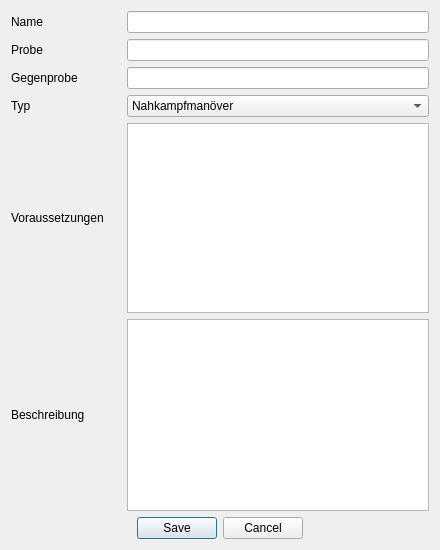
Old version of the form UI/DatenbankEditManoever.ui in the repository Aeolitus/Sephrasto.
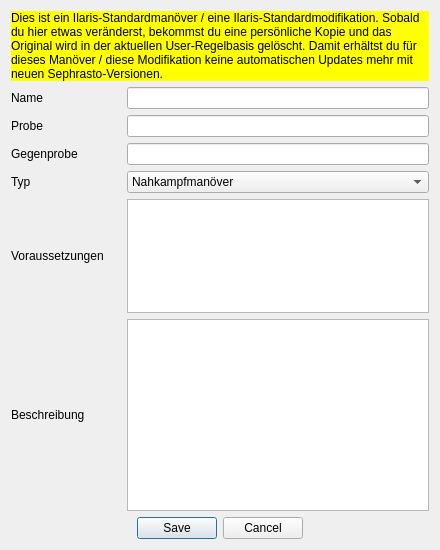
New version of the form.

Commit message: Added warning label to manöver edit form.

```diff
--- a/UI/DatenbankEditManoever.ui
+++ b/UI/DatenbankEditManoever.ui
@@ -19,20 +19,7 @@
   <layout class="QGridLayout" name="gridLayout_2">
    <item row="0" column="0">
     <layout class="QGridLayout" name="gridLayout">
-     <item row="4" column="0">
-      <widget class="QLabel" name="label_4">
-       <property name="minimumSize">
-        <size>
-         <width>110</width>
-         <height>0</height>
-        </size>
-       </property>
-       <property name="text">
-        <string>Voraussetzungen</string>
-       </property>
-      </widget>
-     </item>
-     <item row="5" column="1">
+     <item row="6" column="1">
       <widget class="QPlainTextEdit" name="textEdit">
        <property name="sizePolicy">
         <sizepolicy hsizetype="Expanding" vsizetype="MinimumExpanding">
@@ -42,47 +29,57 @@
        </property>
       </widget>
      </item>
-     <item row="2" column="0">
+     <item row="3" column="0">
       <widget class="QLabel" name="label_3">
        <property name="text">
         <string>Gegenprobe</string>
        </property>
       </widget>
      </item>
-     <item row="4" column="1">
+     <item row="5" column="1">
       <widget class="QPlainTextEdit" name="voraussetzungenEdit"/>
      </item>
-     <item row="1" column="1">
-      <widget class="QLineEdit" name="probeEdit"/>
-     </item>
-     <item row="1" column="0">
-      <widget class="QLabel" name="label_2">
-       <property name="text">
-        <string>Probe</string>
-       </property>
-      </widget>
-     </item>
      <item row="5" column="0">
+      <widget class="QLabel" name="label_4">
+       <property name="minimumSize">
+        <size>
+         <width>110</width>
+         <height>0</height>
+        </size>
+       </property>
+       <property name="text">
+        <string>Voraussetzungen</string>
+       </property>
+      </widget>
+     </item>
+     <item row="6" column="0">
       <widget class="QLabel" name="label_5">
        <property name="text">
         <string>Beschreibung</string>
        </property>
       </widget>
      </item>
-     <item row="0" column="1">
+     <item row="1" column="1">
       <widget class="QLineEdit" name="nameEdit"/>
      </item>
-     <item row="0" column="0">
+     <item row="1" column="0">
       <widget class="QLabel" name="label">
        <property name="text">
         <string>Name</string>
        </property>
       </widget>
      </item>
+     <item row="2" column="0">
+      <widget class="QLabel" name="label_2">
+       <property name="text">
+        <string>Probe</string>
+       </property>
+      </widget>
+     </item>
      <item row="2" column="1">
-      <widget class="QLineEdit" name="gegenEdit"/>
+      <widget class="QLineEdit" name="probeEdit"/>
      </item>
-     <item row="3" column="1">
+     <item row="4" column="1">
       <widget class="QComboBox" name="comboTyp">
        <item>
         <property name="text">
@@ -106,13 +103,32 @@
        </item>
       </widget>
      </item>
-     <item row="3" column="0">
+     <item row="4" column="0">
       <widget class="QLabel" name="label_6">
        <property name="text">
         <string>Typ</string>
        </property>
       </widget>
      </item>
+     <item row="3" column="1">
+      <widget class="QLineEdit" name="gegenEdit"/>
+     </item>
+     <item row="0" column="0" colspan="2">
+      <widget class="QLabel" name="warning">
+       <property name="styleSheet">
+        <string notr="true">background-color: rgb(255, 255, 0);</string>
+       </property>
+       <property name="text">
+        <string>Dies ist ein Ilaris-Standardmanöver / eine Ilaris-Standardmodifikation. Sobald du hier etwas veränderst, bekommst du eine persönliche Kopie und das Original wird in der aktuellen User-Regelbasis gelöscht. Damit erhältst du für dieses Manöver / diese Modifikation keine automatischen Updates mehr mit neuen Sephrasto-Versionen.</string>
+       </property>
+       <property name="wordWrap">
+        <bool>true</bool>
+       </property>
+	   <property name="visible">
+	    <bool>False</bool>
+	   </property>
+      </widget>
+     </item>
     </layout>
    </item>
    <item row="1" column="0">
```
The commit also changes 2 other files.
